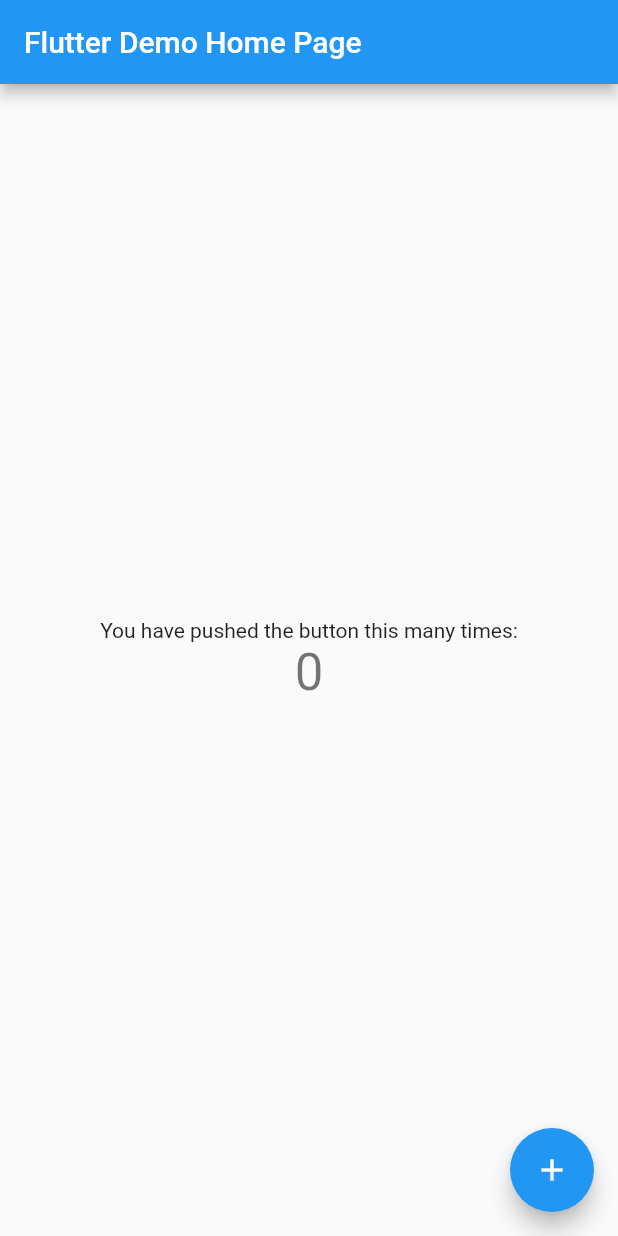
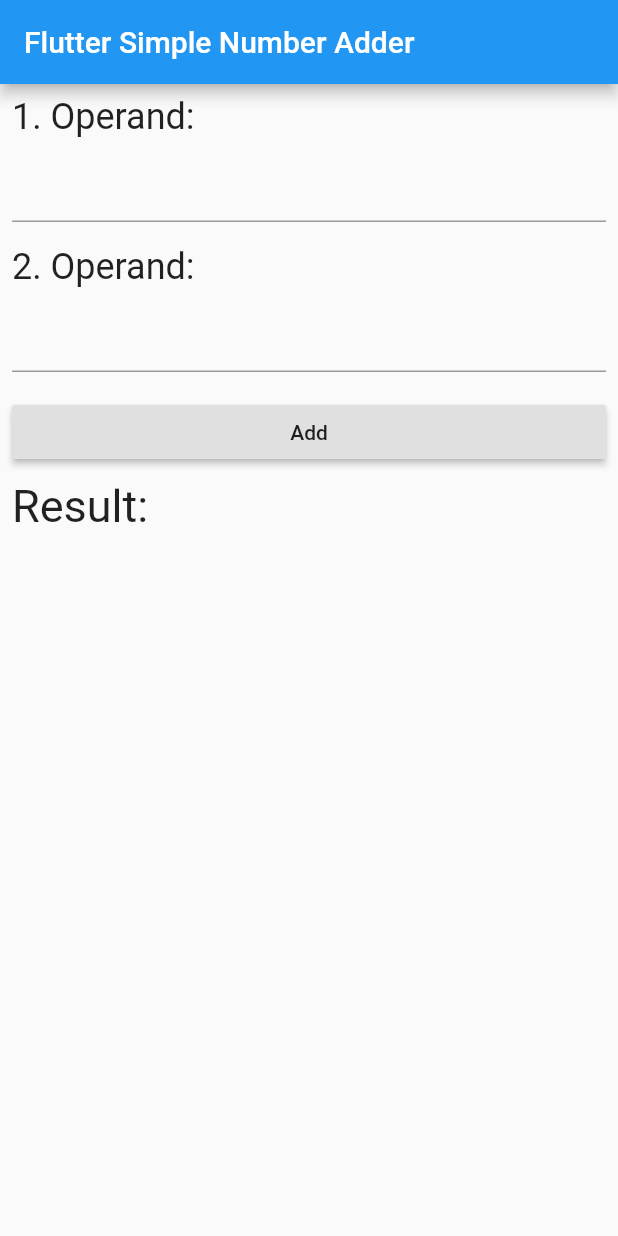
Before and after one commit to peloflutter/addierer, a Flutter app: the screen it shows after launch, on a phone screen of 412 x 824 dp. Run offline on Flutter 3.47's test engine with Material 2 defaults, Android fonts, the phone set to English and light mode, and no system bars.

Commit message:
first running version

```diff
--- a/lib/main.dart
+++ b/lib/main.dart
@@ -3,109 +3,133 @@ import 'package:flutter/material.dart';
 void main() => runApp(MyApp());
 
 class MyApp extends StatelessWidget {
-  // This widget is the root of your application.
   @override
   Widget build(BuildContext context) {
     return MaterialApp(
       title: 'Flutter Demo',
+      debugShowCheckedModeBanner: false,
       theme: ThemeData(
-        // This is the theme of your application.
-        //
-        // Try running your application with "flutter run". You'll see the
-        // application has a blue toolbar. Then, without quitting the app, try
-        // changing the primarySwatch below to Colors.green and then invoke
-        // "hot reload" (press "r" in the console where you ran "flutter run",
-        // or simply save your changes to "hot reload" in a Flutter IDE).
-        // Notice that the counter didn't reset back to zero; the application
-        // is not restarted.
         primarySwatch: Colors.blue,
       ),
-      home: MyHomePage(title: 'Flutter Demo Home Page'),
+      home: AddiererWidget(title: 'Flutter Simple Number Adder'),
     );
   }
 }
 
-class MyHomePage extends StatefulWidget {
-  MyHomePage({Key key, this.title}) : super(key: key);
-
-  // This widget is the home page of your application. It is stateful, meaning
-  // that it has a State object (defined below) that contains fields that affect
-  // how it looks.
-
-  // This class is the configuration for the state. It holds the values (in this
-  // case the title) provided by the parent (in this case the App widget) and
-  // used by the build method of the State. Fields in a Widget subclass are
-  // always marked "final".
+class AddiererWidget extends StatefulWidget {
+  AddiererWidget({Key key, this.title}) : super(key: key);
 
   final String title;
 
   @override
-  _MyHomePageState createState() => _MyHomePageState();
+  _AddiererWidgetState createState() => _AddiererWidgetState();
 }
 
-class _MyHomePageState extends State<MyHomePage> {
-  int _counter = 0;
+class _AddiererWidgetState extends State<AddiererWidget> {
+  bool isNumeric(String str) {
+    try {
+      double.parse(str);
+    } catch (FormatException) {
+      return false;
+    }
+    return true;
+  }
 
-  void _incrementCounter() {
-    setState(() {
-      // This call to setState tells the Flutter framework that something has
-      // changed in this State, which causes it to rerun the build method below
-      // so that the display can reflect the updated values. If we changed
-      // _counter without calling setState(), then the build method would not be
-      // called again, and so nothing would appear to happen.
-      _counter++;
-    });
+  String _firstOpd;
+  String _secondOpd;
+  String _result;
+
+  @override
+  void initState() {
+    debugPrint('_AddiererWidgetState::initState');
+    super.initState();
+
+    _firstOpd = '';
+    _secondOpd = '';
+    _result = '';
+  }
+
+  void _add() {
+    debugPrint('_add: 1. Operand: $_firstOpd - 2. Operand: $_secondOpd');
+
+    if (!isNumeric(_firstOpd) || !isNumeric(_secondOpd)) {
+      _result = 'Wrong input !';
+    } else {
+      _result = (double.parse(_firstOpd) + double.parse(_secondOpd)).toString();
+    }
+
+    setState(() {});
   }
 
   @override
   Widget build(BuildContext context) {
-    // This method is rerun every time setState is called, for instance as done
-    // by the _incrementCounter method above.
-    //
-    // The Flutter framework has been optimized to make rerunning build methods
-    // fast, so that you can just rebuild anything that needs updating rather
-    // than having to individually change instances of widgets.
+    debugPrint('_AddiererWidgetState::build');
     return Scaffold(
       appBar: AppBar(
-        // Here we take the value from the MyHomePage object that was created by
-        // the App.build method, and use it to set our appbar title.
         title: Text(widget.title),
       ),
-      body: Center(
-        // Center is a layout widget. It takes a single child and positions it
-        // in the middle of the parent.
-        child: Column(
-          // Column is also a layout widget. It takes a list of children and
-          // arranges them vertically. By default, it sizes itself to fit its
-          // children horizontally, and tries to be as tall as its parent.
-          //
-          // Invoke "debug painting" (press "p" in the console, choose the
-          // "Toggle Debug Paint" action from the Flutter Inspector in Android
-          // Studio, or the "Toggle Debug Paint" command in Visual Studio Code)
-          // to see the wireframe for each widget.
-          //
-          // Column has various properties to control how it sizes itself and
-          // how it positions its children. Here we use mainAxisAlignment to
-          // center the children vertically; the main axis here is the vertical
-          // axis because Columns are vertical (the cross axis would be
-          // horizontal).
-          mainAxisAlignment: MainAxisAlignment.center,
-          children: <Widget>[
-            Text(
-              'You have pushed the button this many times:',
+      body: Column(
+        mainAxisAlignment: MainAxisAlignment.start,
+        crossAxisAlignment: CrossAxisAlignment.stretch,
+        children: <Widget>[
+          Padding(
+            padding: const EdgeInsets.all(8.0),
+            child: Text(
+              '1. Operand:',
+              style: TextStyle(fontSize: 24),
             ),
-            Text(
-              '$_counter',
-              style: Theme.of(context).textTheme.display1,
+          ),
+          Padding(
+            padding: const EdgeInsets.fromLTRB(8.0, 0.0, 8.0, 8.0),
+            child: TextField(
+
+              style: TextStyle(fontSize: 20),
+              onChanged: (String text) {
+                _firstOpd = text;
+              },
             ),
-          ],
-        ),
+          ),
+          Padding(
+            padding: const EdgeInsets.all(8.0),
+            child: Text(
+              '2. Operand:',
+              style: TextStyle(fontSize: 24),
+            ),
+          ),
+          Padding(
+            padding: const EdgeInsets.fromLTRB(8.0, 0.0, 8.0, 8.0),
+            child: TextField(
+              style: TextStyle(fontSize: 20),
+              onChanged: (String text) {
+                _secondOpd = text;
+              },
+            ),
+          ),
+          Padding(
+            padding: const EdgeInsets.all(8.0),
+            child: RaisedButton(
+              child: Text('Add'),
+              onPressed: () {
+                _add();
+              },
+            ),
+          ),
+          Padding(
+            padding: const EdgeInsets.fromLTRB(8.0, 0.0, 8.0, 8.0),
+            child: Text(
+              'Result:',
+              style: TextStyle(fontSize: 30),
+            ),
+          ),
+          Padding(
+            padding: const EdgeInsets.all(8.0),
+            child: Text(
+              _result.toString(),
+              style: TextStyle(fontSize: 24),
+            ),
+          ),
+        ],
       ),
-      floatingActionButton: FloatingActionButton(
-        onPressed: _incrementCounter,
-        tooltip: 'Increment',
-        child: Icon(Icons.add),
-      ), // This trailing comma makes auto-formatting nicer for build methods.
     );
   }
 }
```
